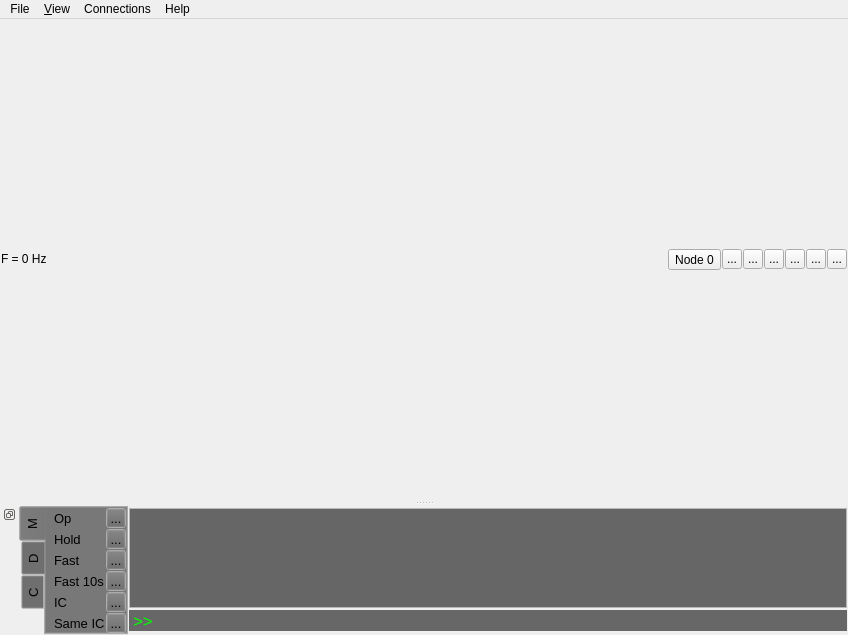
Above: data/graphics/mainwindow.ui from TUDelft-CNS-ATM/bluesky before the change. Below: the same form after it.
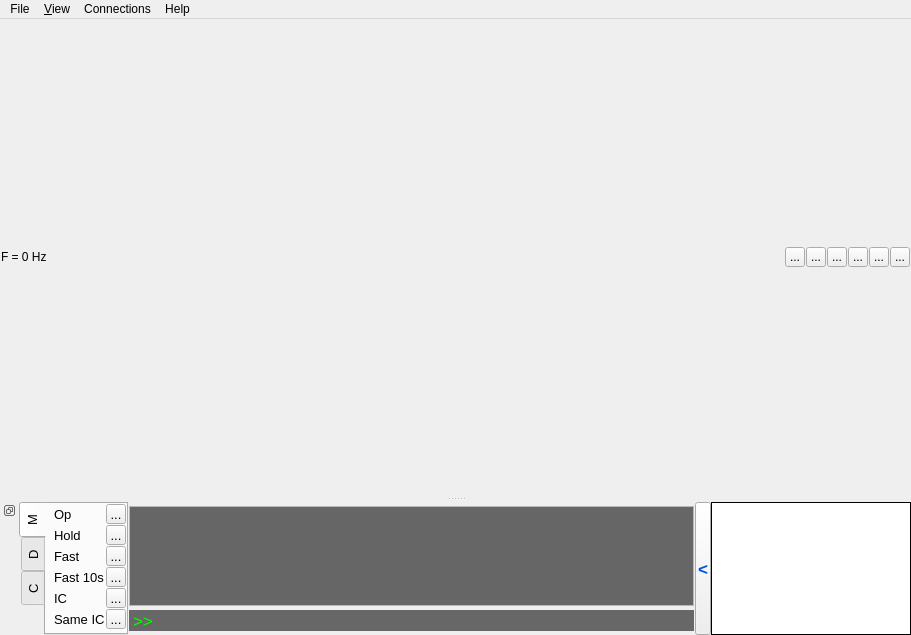
That is the form after the change.

```diff
--- a/data/graphics/mainwindow.ui
+++ b/data/graphics/mainwindow.ui
@@ -6,7 +6,7 @@
    <rect>
     <x>0</x>
     <y>0</y>
-    <width>848</width>
+    <width>911</width>
     <height>635</height>
    </rect>
   </property>
@@ -46,21 +46,30 @@
           <height>20</height>
          </size>
         </property>
+        <property name="layoutDirection">
+         <enum>Qt::LeftToRight</enum>
+        </property>
         <property name="text">
          <string>F = 0 Hz</string>
         </property>
        </widget>
       </item>
       <item>
-       <widget class="QToolButton" name="simnodes">
+       <widget class="QLabel" name="nodelabel">
+        <property name="maximumSize">
+         <size>
+          <width>80</width>
+          <height>20</height>
+         </size>
+        </property>
         <property name="text">
-         <string>Node 0</string>
+         <string/>
         </property>
-        <property name="popupMode">
-         <enum>QToolButton::InstantPopup</enum>
+        <property name="textFormat">
+         <enum>Qt::AutoText</enum>
         </property>
-        <property name="toolButtonStyle">
-         <enum>Qt::ToolButtonTextOnly</enum>
+        <property name="alignment">
+         <set>Qt::AlignRight|Qt::AlignTrailing|Qt::AlignVCenter</set>
         </property>
        </widget>
       </item>
@@ -147,97 +156,6 @@
    </layout>
   </widget>
   <widget class="QDockWidget" name="dockWidget">
-   <property name="palette">
-    <palette>
-     <active>
-      <colorrole role="Button">
-       <brush brushstyle="SolidPattern">
-        <color alpha="255">
-         <red>102</red>
-         <green>102</green>
-         <blue>102</blue>
-        </color>
-       </brush>
-      </colorrole>
-      <colorrole role="Light">
-       <brush brushstyle="SolidPattern">
-        <color alpha="255">
-         <red>102</red>
-         <green>102</green>
-         <blue>102</blue>
-        </color>
-       </brush>
-      </colorrole>
-      <colorrole role="Midlight">
-       <brush brushstyle="SolidPattern">
-        <color alpha="255">
-         <red>102</red>
-         <green>102</green>
-         <blue>102</blue>
-        </color>
-       </brush>
-      </colorrole>
-     </active>
-     <inactive>
-      <colorrole role="Button">
-       <brush brushstyle="SolidPattern">
-        <color alpha="255">
-         <red>102</red>
-         <green>102</green>
-         <blue>102</blue>
-        </color>
-       </brush>
-      </colorrole>
-      <colorrole role="Light">
-       <brush brushstyle="SolidPattern">
-        <color alpha="255">
-         <red>102</red>
-         <green>102</green>
-         <blue>102</blue>
-        </color>
-       </brush>
-      </colorrole>
-      <colorrole role="Midlight">
-       <brush brushstyle="SolidPattern">
-        <color alpha="255">
-         <red>102</red>
-         <green>102</green>
-         <blue>102</blue>
-        </color>
-       </brush>
-      </colorrole>
-     </inactive>
-     <disabled>
-      <colorrole role="Button">
-       <brush brushstyle="SolidPattern">
-        <color alpha="255">
-         <red>102</red>
-         <green>102</green>
-         <blue>102</blue>
-        </color>
-       </brush>
-      </colorrole>
-      <colorrole role="Light">
-       <brush brushstyle="SolidPattern">
-        <color alpha="255">
-         <red>102</red>
-         <green>102</green>
-         <blue>102</blue>
-        </color>
-       </brush>
-      </colorrole>
-      <colorrole role="Midlight">
-       <brush brushstyle="SolidPattern">
-        <color alpha="255">
-         <red>102</red>
-         <green>102</green>
-         <blue>102</blue>
-        </color>
-       </brush>
-      </colorrole>
-     </disabled>
-    </palette>
-   </property>
    <property name="contextMenuPolicy">
     <enum>Qt::NoContextMenu</enum>
    </property>
@@ -257,7 +175,10 @@
     <property name="contextMenuPolicy">
      <enum>Qt::NoContextMenu</enum>
     </property>
-    <layout class="QGridLayout" name="gridLayout">
+    <layout class="QHBoxLayout" name="horizontalLayout_2">
+     <property name="spacing">
+      <number>0</number>
+     </property>
      <property name="leftMargin">
       <number>0</number>
      </property>
@@ -270,255 +191,7 @@
      <property name="bottomMargin">
       <number>0</number>
      </property>
-     <property name="spacing">
-      <number>0</number>
-     </property>
-     <item row="2" column="1">
-      <widget class="QWidget" name="verticalWidget" native="true">
-       <layout class="QVBoxLayout" name="verticalLayout_3">
-        <property name="spacing">
-         <number>1</number>
-        </property>
-        <property name="sizeConstraint">
-         <enum>QLayout::SetMinimumSize</enum>
-        </property>
-        <property name="leftMargin">
-         <number>1</number>
-        </property>
-        <property name="topMargin">
-         <number>1</number>
-        </property>
-        <property name="rightMargin">
-         <number>1</number>
-        </property>
-        <property name="bottomMargin">
-         <number>1</number>
-        </property>
-        <item>
-         <widget class="QTextEdit" name="stackText">
-          <property name="maximumSize">
-           <size>
-            <width>16777215</width>
-            <height>100</height>
-           </size>
-          </property>
-          <property name="palette">
-           <palette>
-            <active>
-             <colorrole role="Light">
-              <brush brushstyle="SolidPattern">
-               <color alpha="255">
-                <red>102</red>
-                <green>102</green>
-                <blue>102</blue>
-               </color>
-              </brush>
-             </colorrole>
-             <colorrole role="Text">
-              <brush brushstyle="SolidPattern">
-               <color alpha="255">
-                <red>0</red>
-                <green>240</green>
-                <blue>0</blue>
-               </color>
-              </brush>
-             </colorrole>
-             <colorrole role="Base">
-              <brush brushstyle="SolidPattern">
-               <color alpha="255">
-                <red>102</red>
-                <green>102</green>
-                <blue>102</blue>
-               </color>
-              </brush>
-             </colorrole>
-            </active>
-            <inactive>
-             <colorrole role="Light">
-              <brush brushstyle="SolidPattern">
-               <color alpha="255">
-                <red>102</red>
-                <green>102</green>
-                <blue>102</blue>
-               </color>
-              </brush>
-             </colorrole>
-             <colorrole role="Text">
-              <brush brushstyle="SolidPattern">
-               <color alpha="255">
-                <red>0</red>
-                <green>240</green>
-                <blue>0</blue>
-               </color>
-              </brush>
-             </colorrole>
-             <colorrole role="Base">
-              <brush brushstyle="SolidPattern">
-               <color alpha="255">
-                <red>102</red>
-                <green>102</green>
-                <blue>102</blue>
-               </color>
-              </brush>
-             </colorrole>
-            </inactive>
-            <disabled>
-             <colorrole role="Light">
-              <brush brushstyle="SolidPattern">
-               <color alpha="255">
-                <red>102</red>
-                <green>102</green>
-                <blue>102</blue>
-               </color>
-              </brush>
-             </colorrole>
-             <colorrole role="Text">
-              <brush brushstyle="SolidPattern">
-               <color alpha="255">
-                <red>127</red>
-                <green>127</green>
-                <blue>127</blue>
-               </color>
-              </brush>
-             </colorrole>
-             <colorrole role="Base">
-              <brush brushstyle="SolidPattern">
-               <color alpha="255">
-                <red>237</red>
-                <green>237</green>
-                <blue>237</blue>
-               </color>
-              </brush>
-             </colorrole>
-            </disabled>
-           </palette>
-          </property>
-          <property name="font">
-           <font>
-            <family>Courier New</family>
-            <kerning>false</kerning>
-           </font>
-          </property>
-          <property name="layoutDirection">
-           <enum>Qt::LeftToRight</enum>
-          </property>
-          <property name="undoRedoEnabled">
-           <bool>false</bool>
-          </property>
-          <property name="readOnly">
-           <bool>true</bool>
-          </property>
-         </widget>
-        </item>
-        <item>
-         <widget class="QTextEdit" name="lineEdit">
-          <property name="maximumSize">
-           <size>
-            <width>16777214</width>
-            <height>21</height>
-           </size>
-          </property>
-          <property name="palette">
-           <palette>
-            <active>
-             <colorrole role="Text">
-              <brush brushstyle="SolidPattern">
-               <color alpha="255">
-                <red>0</red>
-                <green>255</green>
-                <blue>0</blue>
-               </color>
-              </brush>
-             </colorrole>
-             <colorrole role="Base">
-              <brush brushstyle="SolidPattern">
-               <color alpha="255">
-                <red>103</red>
-                <green>103</green>
-                <blue>103</blue>
-               </color>
-              </brush>
-             </colorrole>
-            </active>
-            <inactive>
-             <colorrole role="Text">
-              <brush brushstyle="SolidPattern">
-               <color alpha="255">
-                <red>0</red>
-                <green>255</green>
-                <blue>0</blue>
-               </color>
-              </brush>
-             </colorrole>
-             <colorrole role="Base">
-              <brush brushstyle="SolidPattern">
-               <color alpha="255">
-                <red>103</red>
-                <green>103</green>
-                <blue>103</blue>
-               </color>
-              </brush>
-             </colorrole>
-            </inactive>
-            <disabled>
-             <colorrole role="Text">
-              <brush brushstyle="SolidPattern">
-               <color alpha="255">
-                <red>127</red>
-                <green>127</green>
-                <blue>127</blue>
-               </color>
-              </brush>
-             </colorrole>
-             <colorrole role="Base">
-              <brush brushstyle="SolidPattern">
-               <color alpha="255">
-                <red>237</red>
-                <green>237</green>
-                <blue>237</blue>
-               </color>
-              </brush>
-             </colorrole>
-            </disabled>
-           </palette>
-          </property>
-          <property name="cursor" stdset="0">
-           <cursorShape>IBeamCursor</cursorShape>
-          </property>
-          <property name="autoFillBackground">
-           <bool>false</bool>
-          </property>
-          <property name="inputMethodHints">
-           <set>Qt::ImhNone</set>
-          </property>
-          <property name="frameShape">
-           <enum>QFrame::NoFrame</enum>
-          </property>
-          <property name="lineWidth">
-           <number>0</number>
-          </property>
-          <property name="verticalScrollBarPolicy">
-           <enum>Qt::ScrollBarAlwaysOff</enum>
-          </property>
-          <property name="horizontalScrollBarPolicy">
-           <enum>Qt::ScrollBarAlwaysOff</enum>
-          </property>
-          <property name="readOnly">
-           <bool>true</bool>
-          </property>
-          <property name="html">
-           <string>&lt;!DOCTYPE HTML PUBLIC &quot;-//W3C//DTD HTML 4.0//EN&quot; &quot;http://www.w3.org/TR/REC-html40/strict.dtd&quot;&gt;
-&lt;html&gt;&lt;head&gt;&lt;meta name=&quot;qrichtext&quot; content=&quot;1&quot; /&gt;&lt;style type=&quot;text/css&quot;&gt;
-p, li { white-space: pre-wrap; }
-&lt;/style&gt;&lt;/head&gt;&lt;body style=&quot; font-family:'.SF NS Text'; font-size:13pt; font-weight:400; font-style:normal;&quot;&gt;
-&lt;p style=&quot; margin-top:0px; margin-bottom:0px; margin-left:0px; margin-right:0px; -qt-block-indent:0; text-indent:0px;&quot;&gt;&lt;span style=&quot; font-family:'.Helvetica Neue DeskInterface';&quot;&gt;&amp;gt;&amp;gt;&lt;/span&gt;&lt;/p&gt;&lt;/body&gt;&lt;/html&gt;</string>
-          </property>
-         </widget>
-        </item>
-       </layout>
-      </widget>
-     </item>
-     <item row="2" column="0">
+     <item>
       <widget class="QTabWidget" name="tabWidget">
        <property name="sizePolicy">
         <sizepolicy hsizetype="Minimum" vsizetype="Expanding">
@@ -1085,6 +758,350 @@
        </widget>
       </widget>
      </item>
+     <item>
+      <widget class="QWidget" name="verticalWidget" native="true">
+       <layout class="QVBoxLayout" name="verticalLayout_3">
+        <property name="spacing">
+         <number>1</number>
+        </property>
+        <property name="sizeConstraint">
+         <enum>QLayout::SetMinimumSize</enum>
+        </property>
+        <property name="leftMargin">
+         <number>1</number>
+        </property>
+        <property name="topMargin">
+         <number>1</number>
+        </property>
+        <property name="rightMargin">
+         <number>1</number>
+        </property>
+        <property name="bottomMargin">
+         <number>1</number>
+        </property>
+        <item>
+         <widget class="QTextEdit" name="stackText">
+          <property name="maximumSize">
+           <size>
+            <width>16777215</width>
+            <height>100</height>
+           </size>
+          </property>
+          <property name="palette">
+           <palette>
+            <active>
+             <colorrole role="Light">
+              <brush brushstyle="SolidPattern">
+               <color alpha="255">
+                <red>102</red>
+                <green>102</green>
+                <blue>102</blue>
+               </color>
+              </brush>
+             </colorrole>
+             <colorrole role="Text">
+              <brush brushstyle="SolidPattern">
+               <color alpha="255">
+                <red>0</red>
+                <green>240</green>
+                <blue>0</blue>
+               </color>
+              </brush>
+             </colorrole>
+             <colorrole role="Base">
+              <brush brushstyle="SolidPattern">
+               <color alpha="255">
+                <red>102</red>
+                <green>102</green>
+                <blue>102</blue>
+               </color>
+              </brush>
+             </colorrole>
+            </active>
+            <inactive>
+             <colorrole role="Light">
+              <brush brushstyle="SolidPattern">
+               <color alpha="255">
+                <red>102</red>
+                <green>102</green>
+                <blue>102</blue>
+               </color>
+              </brush>
+             </colorrole>
+             <colorrole role="Text">
+              <brush brushstyle="SolidPattern">
+               <color alpha="255">
+                <red>0</red>
+                <green>240</green>
+                <blue>0</blue>
+               </color>
+              </brush>
+             </colorrole>
+             <colorrole role="Base">
+              <brush brushstyle="SolidPattern">
+               <color alpha="255">
+                <red>102</red>
+                <green>102</green>
+                <blue>102</blue>
+               </color>
+              </brush>
+             </colorrole>
+            </inactive>
+            <disabled>
+             <colorrole role="Light">
+              <brush brushstyle="SolidPattern">
+               <color alpha="255">
+                <red>102</red>
+                <green>102</green>
+                <blue>102</blue>
+               </color>
+              </brush>
+             </colorrole>
+             <colorrole role="Text">
+              <brush brushstyle="SolidPattern">
+               <color alpha="255">
+                <red>127</red>
+                <green>127</green>
+                <blue>127</blue>
+               </color>
+              </brush>
+             </colorrole>
+             <colorrole role="Base">
+              <brush brushstyle="SolidPattern">
+               <color alpha="255">
+                <red>237</red>
+                <green>237</green>
+                <blue>237</blue>
+               </color>
+              </brush>
+             </colorrole>
+            </disabled>
+           </palette>
+          </property>
+          <property name="font">
+           <font>
+            <family>Courier New</family>
+            <kerning>false</kerning>
+           </font>
+          </property>
+          <property name="layoutDirection">
+           <enum>Qt::LeftToRight</enum>
+          </property>
+          <property name="undoRedoEnabled">
+           <bool>false</bool>
+          </property>
+          <property name="readOnly">
+           <bool>true</bool>
+          </property>
+         </widget>
+        </item>
+        <item>
+         <widget class="QTextEdit" name="lineEdit">
+          <property name="maximumSize">
+           <size>
+            <width>16777214</width>
+            <height>21</height>
+           </size>
+          </property>
+          <property name="palette">
+           <palette>
+            <active>
+             <colorrole role="Text">
+              <brush brushstyle="SolidPattern">
+               <color alpha="255">
+                <red>0</red>
+                <green>255</green>
+                <blue>0</blue>
+               </color>
+              </brush>
+             </colorrole>
+             <colorrole role="Base">
+              <brush brushstyle="SolidPattern">
+               <color alpha="255">
+                <red>103</red>
+                <green>103</green>
+                <blue>103</blue>
+               </color>
+              </brush>
+             </colorrole>
+            </active>
+            <inactive>
+             <colorrole role="Text">
+              <brush brushstyle="SolidPattern">
+               <color alpha="255">
+                <red>0</red>
+                <green>255</green>
+                <blue>0</blue>
+               </color>
+              </brush>
+             </colorrole>
+             <colorrole role="Base">
+              <brush brushstyle="SolidPattern">
+               <color alpha="255">
+                <red>103</red>
+                <green>103</green>
+                <blue>103</blue>
+               </color>
+              </brush>
+             </colorrole>
+            </inactive>
+            <disabled>
+             <colorrole role="Text">
+              <brush brushstyle="SolidPattern">
+               <color alpha="255">
+                <red>127</red>
+                <green>127</green>
+                <blue>127</blue>
+               </color>
+              </brush>
+             </colorrole>
+             <colorrole role="Base">
+              <brush brushstyle="SolidPattern">
+               <color alpha="255">
+                <red>237</red>
+                <green>237</green>
+                <blue>237</blue>
+               </color>
+              </brush>
+             </colorrole>
+            </disabled>
+           </palette>
+          </property>
+          <property name="cursor" stdset="0">
+           <cursorShape>IBeamCursor</cursorShape>
+          </property>
+          <property name="autoFillBackground">
+           <bool>false</bool>
+          </property>
+          <property name="inputMethodHints">
+           <set>Qt::ImhNone</set>
+          </property>
+          <property name="frameShape">
+           <enum>QFrame::NoFrame</enum>
+          </property>
+          <property name="lineWidth">
+           <number>0</number>
+          </property>
+          <property name="verticalScrollBarPolicy">
+           <enum>Qt::ScrollBarAlwaysOff</enum>
+          </property>
+          <property name="horizontalScrollBarPolicy">
+           <enum>Qt::ScrollBarAlwaysOff</enum>
+          </property>
+          <property name="readOnly">
+           <bool>true</bool>
+          </property>
+          <property name="html">
+           <string>&lt;!DOCTYPE HTML PUBLIC &quot;-//W3C//DTD HTML 4.0//EN&quot; &quot;http://www.w3.org/TR/REC-html40/strict.dtd&quot;&gt;
+&lt;html&gt;&lt;head&gt;&lt;meta name=&quot;qrichtext&quot; content=&quot;1&quot; /&gt;&lt;style type=&quot;text/css&quot;&gt;
+p, li { white-space: pre-wrap; }
+&lt;/style&gt;&lt;/head&gt;&lt;body style=&quot; font-family:'.SF NS Text'; font-size:13pt; font-weight:400; font-style:normal;&quot;&gt;
+&lt;p style=&quot; margin-top:0px; margin-bottom:0px; margin-left:0px; margin-right:0px; -qt-block-indent:0; text-indent:0px;&quot;&gt;&lt;span style=&quot; font-family:'.Helvetica Neue DeskInterface';&quot;&gt;&amp;gt;&amp;gt;&lt;/span&gt;&lt;/p&gt;&lt;/body&gt;&lt;/html&gt;</string>
+          </property>
+         </widget>
+        </item>
+       </layout>
+      </widget>
+     </item>
+     <item>
+      <widget class="QToolButton" name="shownodes">
+       <property name="minimumSize">
+        <size>
+         <width>0</width>
+         <height>133</height>
+        </size>
+       </property>
+       <property name="maximumSize">
+        <size>
+         <width>16</width>
+         <height>133</height>
+        </size>
+       </property>
+       <property name="palette">
+        <palette>
+         <active>
+          <colorrole role="ButtonText">
+           <brush brushstyle="SolidPattern">
+            <color alpha="255">
+             <red>0</red>
+             <green>81</green>
+             <blue>225</blue>
+            </color>
+           </brush>
+          </colorrole>
+         </active>
+         <inactive>
+          <colorrole role="ButtonText">
+           <brush brushstyle="SolidPattern">
+            <color alpha="255">
+             <red>0</red>
+             <green>81</green>
+             <blue>225</blue>
+            </color>
+           </brush>
+          </colorrole>
+         </inactive>
+         <disabled>
+          <colorrole role="ButtonText">
+           <brush brushstyle="SolidPattern">
+            <color alpha="255">
+             <red>148</red>
+             <green>148</green>
+             <blue>148</blue>
+            </color>
+           </brush>
+          </colorrole>
+         </disabled>
+        </palette>
+       </property>
+       <property name="font">
+        <font>
+         <pointsize>13</pointsize>
+         <weight>75</weight>
+         <bold>true</bold>
+        </font>
+       </property>
+       <property name="text">
+        <string>&lt;</string>
+       </property>
+       <property name="iconSize">
+        <size>
+         <width>10</width>
+         <height>43</height>
+        </size>
+       </property>
+       <property name="toolButtonStyle">
+        <enum>Qt::ToolButtonTextUnderIcon</enum>
+       </property>
+      </widget>
+     </item>
+     <item>
+       <widget class="QTreeWidget" name="nodetree">
+        <property name="maximumSize">
+         <size>
+          <width>200</width>
+          <height>133</height>
+         </size>
+        </property>
+        <property name="frameShape">
+         <enum>QFrame::Box</enum>
+        </property>
+        <property name="frameShadow">
+         <enum>QFrame::Plain</enum>
+        </property>
+        <property name="indentation">
+         <number>8</number>
+        </property>
+        <attribute name="headerVisible">
+         <bool>false</bool>
+        </attribute>
+        <column>
+         <property name="text">
+          <string notr="true">1</string>
+         </property>
+        </column>
+       </widget>
+     </item>
     </layout>
    </widget>
   </widget>
@@ -1093,7 +1110,7 @@
     <rect>
      <x>0</x>
      <y>0</y>
-     <width>848</width>
+     <width>911</width>
      <height>22</height>
     </rect>
    </property>
```
Left out of the diff: 26 changed lines with no effect on the pictures.
